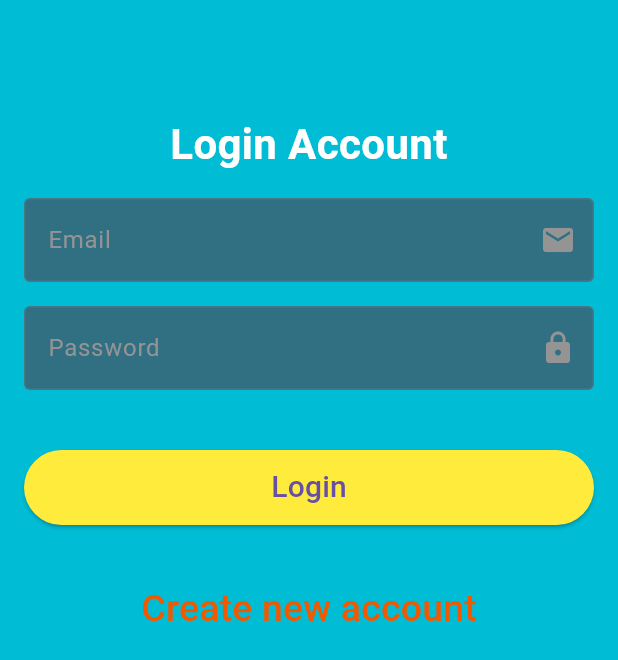
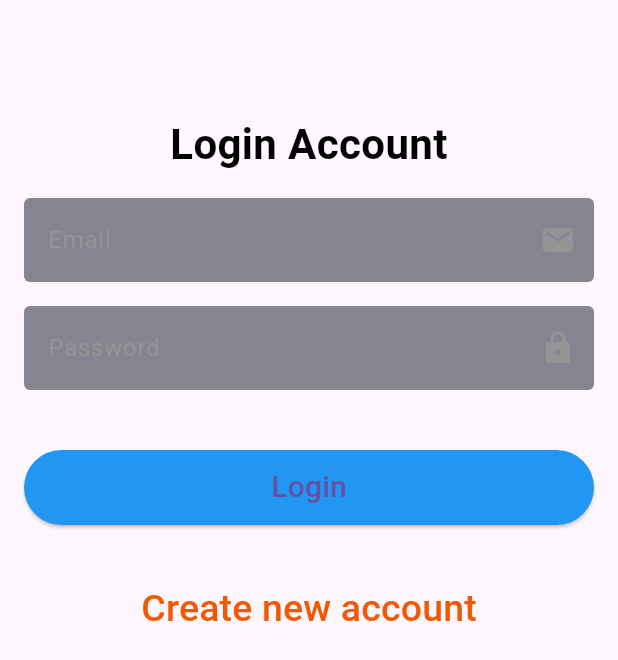
Before and after one commit to Sushildahal2056/I-E-tracker, a Flutter app: the screen it shows after launch, after a tap on "Login", on a phone screen of 412 x 824 dp. Shown: the top 660 px of the screen. Run offline on Flutter 3.47's test engine with Material 3 defaults, Android fonts, the phone set to English and light mode, and no system bars; our stand-ins replace device_preview.

Commit message:
first commit

```diff
--- a/lib/main.dart
+++ b/lib/main.dart
@@ -1,8 +1,14 @@
+import 'package:device_preview/device_preview.dart';
 import 'package:flutter/material.dart';
 import 'package:tracker/screens/sign_up.dart';
 
 void main() {
-  runApp(const MyApp());
+  runApp(
+    DevicePreview(
+      enabled: true,
+      builder:
+    (context) =>
+    const MyApp()));
 }
 
 class MyApp extends StatelessWidget {
--- a/lib/screens/login_screen.dart
+++ b/lib/screens/login_screen.dart
@@ -20,7 +20,7 @@ class LoginView extends StatelessWidget {
   @override
   Widget build(BuildContext context) {
     return Scaffold(
-      backgroundColor: Colors.cyan,
+
       body: Padding(
         padding: const EdgeInsets.all(16.0),
         child: Form(
@@ -34,7 +34,7 @@ class LoginView extends StatelessWidget {
                   "Login Account",
                   textAlign: TextAlign.center,
                   style: TextStyle(
-                    color: Colors.white,
+                    color: Colors.black,
                     fontSize: 28,
                     fontWeight: FontWeight.bold,
                   ),
@@ -50,7 +50,7 @@ class LoginView extends StatelessWidget {
               ),
               const SizedBox(height: 16.0),
               TextFormField(
-                style: const TextStyle(color: Colors.white),
+                style: const TextStyle(),
                 obscureText: true,
                 autovalidateMode: AutovalidateMode.onUserInteraction,
                 decoration: _buildInputDecoration("Password", Icons.lock),
@@ -61,7 +61,7 @@ class LoginView extends StatelessWidget {
                 height: 50,
                 width: double.infinity,
                 child: ElevatedButton(
-                  style: ElevatedButton.styleFrom(backgroundColor: Colors.yellow),
+                  style: ElevatedButton.styleFrom(backgroundColor: Colors.blue),
                   onPressed: _submitForm,
                   child: const Text("Login", style: TextStyle(fontSize: 20)),
                 ),
--- a/lib/screens/sign_up.dart
+++ b/lib/screens/sign_up.dart
@@ -20,7 +20,7 @@ class SignUpView extends StatelessWidget {
   @override
   Widget build(BuildContext context) {
     return Scaffold(
-      backgroundColor: Colors.cyan,
+
       body: Padding(
         padding: const EdgeInsets.all(16.0),
         child: Form(
--- a/pubspec.yaml
+++ b/pubspec.yaml
@@ -30,6 +30,7 @@ environment:
 dependencies:
   flutter:
     sdk: flutter
+  device_preview:
 
 
   # The following adds the Cupertino Icons font to your application.
```
Also changed, not shown: pubspec.lock, 1 other file.
